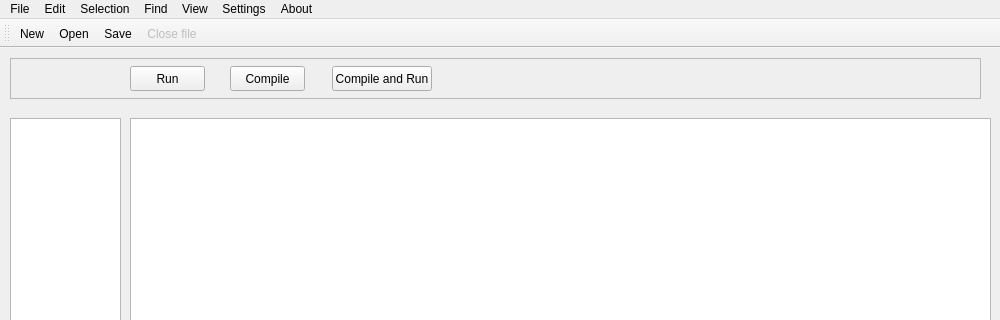
First picture: the form in mainwindow.ui, repository plmr0/wyde, before the edit; both pictures show x 0 to 1000 and y 0 to 320 of the 1000 by 790 pixel window.
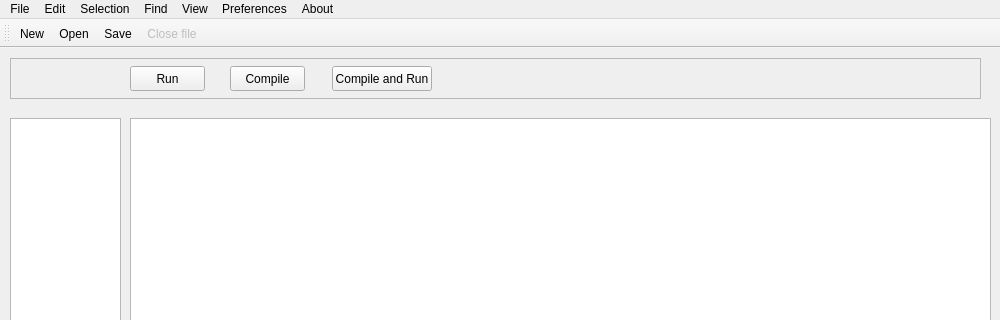
Second picture: the form after the edit. Icons and pictures are not drawn.

Commit message: "Settings" - "Editor" Beta Design

The edit to the form file:
```diff
--- a/mainwindow.ui
+++ b/mainwindow.ui
@@ -189,7 +189,7 @@
    </widget>
    <widget class="QMenu" name="menuSettings">
     <property name="title">
-     <string>Settings</string>
+     <string>Preferences</string>
     </property>
     <addaction name="actionIDE_Settings"/>
     <addaction name="actionProject_SDK"/>
```
Left out of the diff: 21 changed lines with no effect on the pictures. The commit also changes 4 other files.
